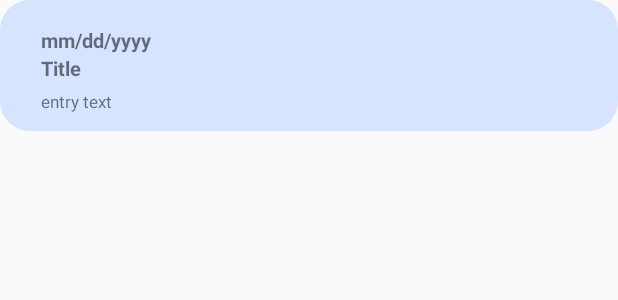
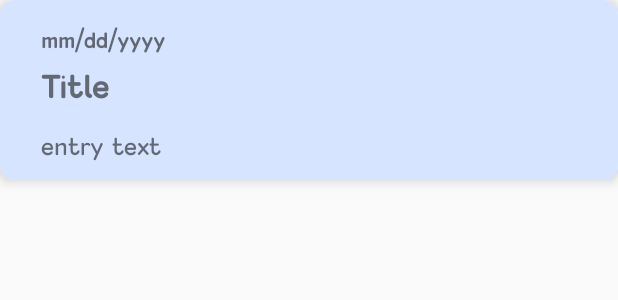
Before and after one commit to olivia-xie/life-track, an Android app: the layout entry_row.xml on its own in the app's theme, with its tools: preview values and no code run, on a phone screen of 412 x 824 dp. Shown: the top 300 px of the screen. Run offline under Robolectric (Android 15) with nearby library versions, the phone set to English and light mode, and no system bars.

```diff
--- a/app/src/main/java/com/example/newdiary/Activities/EntryDetailActivity.java
+++ b/app/src/main/java/com/example/newdiary/Activities/EntryDetailActivity.java
@@ -4,14 +4,10 @@ import android.app.AlertDialog;
 import android.content.DialogInterface;
 import android.content.Intent;
 import android.os.Bundle;
-import android.support.design.widget.FloatingActionButton;
-import android.support.design.widget.Snackbar;
 import android.support.v7.app.AppCompatActivity;
 import android.support.v7.widget.Toolbar;
 import android.view.Menu;
 import android.view.MenuItem;
-import android.view.View;
-import android.widget.Toast;
 
 import com.example.newdiary.Data.DatabaseHandler;
 import com.example.newdiary.Models.Entry;
--- a/app/src/main/java/com/example/newdiary/Activities/NewEntryActivity.java
+++ b/app/src/main/java/com/example/newdiary/Activities/NewEntryActivity.java
@@ -61,6 +61,7 @@ public class NewEntryActivity extends AppCompatActivity {
         return super.onOptionsItemSelected(item);
     }
 
+    // Save new entry to database
     private void saveEntryToDb() {
 
         Entry entry = new Entry();
--- a/app/src/main/java/com/example/newdiary/Data/EntryRecyclerViewAdapter.java
+++ b/app/src/main/java/com/example/newdiary/Data/EntryRecyclerViewAdapter.java
@@ -8,13 +8,11 @@ import android.view.LayoutInflater;
 import android.view.View;
 import android.view.ViewGroup;
 import android.widget.TextView;
-import android.widget.Toast;
 
 import com.example.newdiary.Activities.EntryDetailActivity;
 import com.example.newdiary.Models.Entry;
 import com.example.newdiary.R;
 
-import java.io.Serializable;
 import java.util.ArrayList;
 
 public class EntryRecyclerViewAdapter extends RecyclerView.Adapter<EntryRecyclerViewAdapter.ViewHolder> {
@@ -80,6 +78,7 @@ public class EntryRecyclerViewAdapter extends RecyclerView.Adapter<EntryRecycler
             date = itemView.findViewById(R.id.entryRowDateId);
             text = itemView.findViewById(R.id.entryTextId);
 
+            // Go to detailed entry page when an entry is clicked on
             itemView.setOnClickListener(new View.OnClickListener() {
                 @Override
                 public void onClick(View v) {
--- a/app/src/main/res/layout/entry_row.xml
+++ b/app/src/main/res/layout/entry_row.xml
@@ -9,9 +9,10 @@
         android:id="@+id/cardView"
         android:layout_width="match_parent"
         android:layout_height="wrap_content"
-        app:cardElevation="0dp"
-        android:layout_marginBottom="6dp"
-        app:cardCornerRadius="20dp">
+        app:cardElevation="5dp"
+        android:layout_marginBottom="10dp"
+        app:cardCornerRadius="10dp"
+        >
 
         <RelativeLayout
             android:layout_width="match_parent"
@@ -27,7 +28,8 @@
                 android:paddingTop="5dp"
                 android:textStyle="bold"
                 android:textSize="13sp"
-                android:text="mm/dd/yyyy"/>
+                android:text="mm/dd/yyyy"
+                android:fontFamily="@font/kingthings"/>
 
             <TextView
                 android:id="@+id/entryTitleId"
@@ -35,9 +37,11 @@
                 android:layout_height="wrap_content"
                 android:layout_below="@id/entryRowDateId"
                 android:paddingLeft="15dp"
+                android:paddingTop="8dp"
                 android:textStyle="bold"
-                android:textSize="13sp"
-                android:text="Title"/>
+                android:textSize="20sp"
+                android:text="Title"
+                android:fontFamily="@font/kingthings"/>
 
             <TextView
                 android:id="@+id/entryTextId"
@@ -45,10 +49,12 @@
                 android:layout_height="wrap_content"
                 android:layout_below="@id/entryTitleId"
                 android:paddingLeft="15dp"
-                android:paddingTop="5dp"
-                android:textSize="11sp"
+                android:paddingTop="15dp"
+                android:textSize="15sp"
                 android:lineSpacingExtra="3dp"
-                android:text="entry text"/>
+                android:text="entry text"
+                android:fontFamily="@font/kingthings"
+                />
 
 
         </RelativeLayout>
```
Also changed, not shown: app/src/main/java/com/example/newdiary/Activities/MainActivity.java (+4 -3 lines), app/src/main/res/font/fonts.xml (added, +10 -0 lines), app/src/main/res/layout/content_main.xml (+19 -4 lines), app/src/main/res/font/kingthings.ttf (added).
